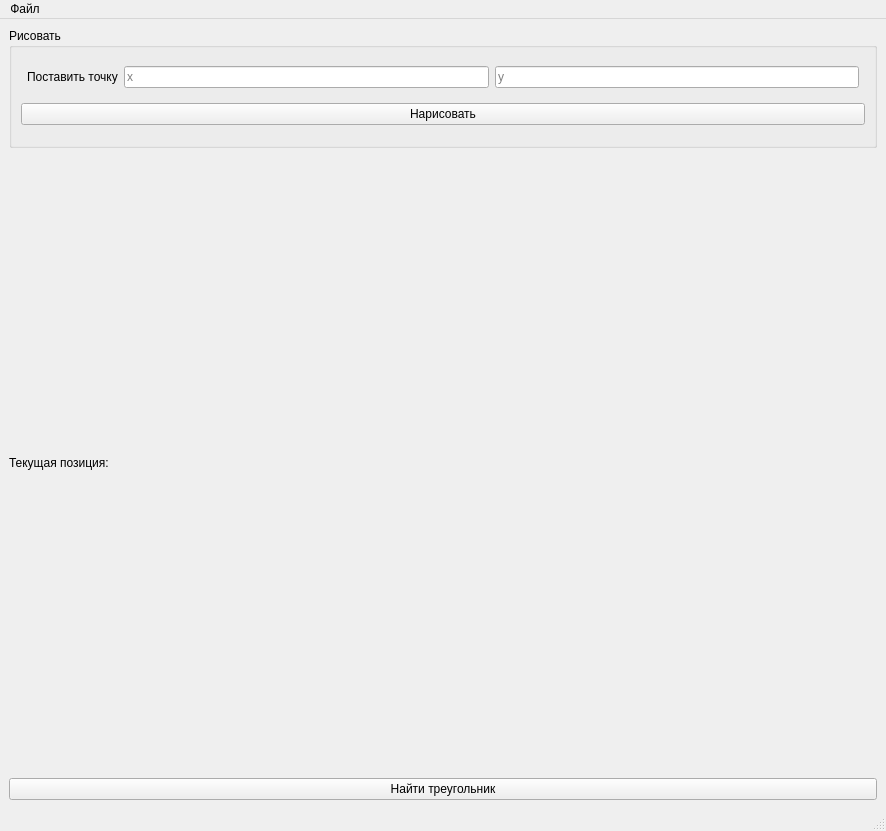
First picture: the form in lab1/main.ui, repository YusahO/CG, before the edit.
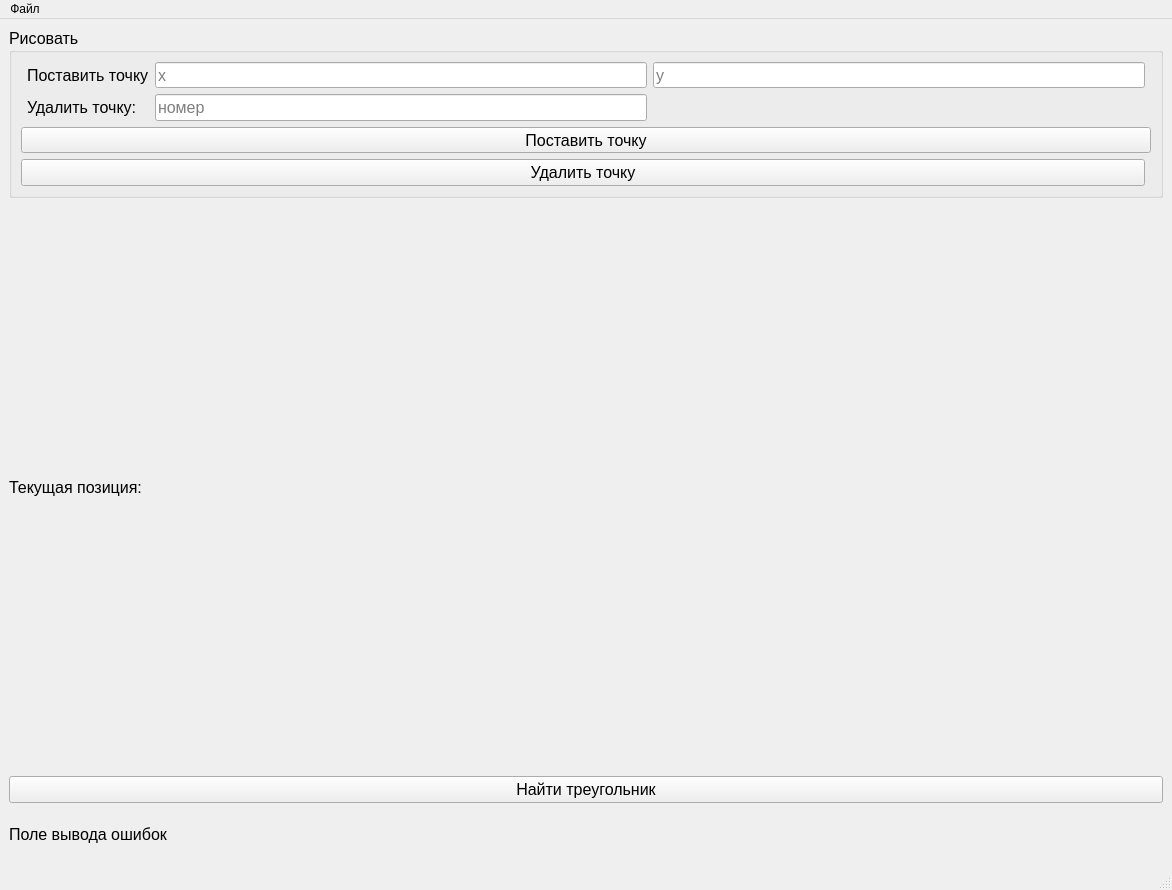
Second picture: the form after the edit.

What changed in the file:
```diff
--- a/lab1/main.ui
+++ b/lab1/main.ui
@@ -6,8 +6,8 @@
    <rect>
     <x>0</x>
     <y>0</y>
-    <width>886</width>
-    <height>831</height>
+    <width>1172</width>
+    <height>890</height>
    </rect>
   </property>
   <property name="windowTitle">
@@ -22,13 +22,64 @@
         <property name="maximumSize">
          <size>
           <width>16777215</width>
-          <height>120</height>
+          <height>170</height>
          </size>
         </property>
+        <property name="font">
+         <font>
+          <pointsize>12</pointsize>
+         </font>
+        </property>
         <property name="title">
          <string>Рисовать</string>
         </property>
         <layout class="QGridLayout" name="gridLayout_3">
+         <item row="5" column="0" colspan="5">
+          <widget class="QPushButton" name="drawButton">
+           <property name="font">
+            <font>
+             <pointsize>12</pointsize>
+            </font>
+           </property>
+           <property name="text">
+            <string>Поставить точку</string>
+           </property>
+          </widget>
+         </item>
+         <item row="2" column="2">
+          <widget class="QLineEdit" name="deleteLE">
+           <property name="font">
+            <font>
+             <pointsize>12</pointsize>
+            </font>
+           </property>
+           <property name="text">
+            <string/>
+           </property>
+           <property name="placeholderText">
+            <string>номер</string>
+           </property>
+          </widget>
+         </item>
+         <item row="1" column="3">
+          <widget class="QLineEdit" name="pyLE">
+           <property name="font">
+            <font>
+             <pointsize>12</pointsize>
+            </font>
+           </property>
+           <property name="placeholderText">
+            <string>y</string>
+           </property>
+          </widget>
+         </item>
+         <item row="2" column="1">
+          <widget class="QLabel" name="label">
+           <property name="text">
+            <string>Удалить точку:</string>
+           </property>
+          </widget>
+         </item>
          <item row="1" column="1">
           <widget class="QLabel" name="pointLabel">
            <property name="text">
@@ -36,24 +87,27 @@
            </property>
           </widget>
          </item>
-         <item row="2" column="0" colspan="5">
-          <widget class="QPushButton" name="drawButton">
-           <property name="text">
-            <string>Нарисовать</string>
-           </property>
-          </widget>
-         </item>
          <item row="1" column="2">
           <widget class="QLineEdit" name="pxLE">
+           <property name="font">
+            <font>
+             <pointsize>12</pointsize>
+            </font>
+           </property>
            <property name="placeholderText">
             <string>x</string>
            </property>
           </widget>
          </item>
-         <item row="1" column="3">
-          <widget class="QLineEdit" name="pyLE">
-           <property name="placeholderText">
-            <string>y</string>
+         <item row="6" column="0" colspan="4">
+          <widget class="QPushButton" name="deleteButton">
+           <property name="font">
+            <font>
+             <pointsize>12</pointsize>
+            </font>
+           </property>
+           <property name="text">
+            <string>Удалить точку</string>
            </property>
           </widget>
          </item>
@@ -62,32 +116,6 @@
       </item>
       <item>
        <layout class="QGridLayout" name="statLayout" columnstretch="0,0,0,0,0">
-        <item row="3" column="4" rowspan="3">
-         <widget class="QLabel" name="minDiffLabel">
-          <property name="maximumSize">
-           <size>
-            <width>16777215</width>
-            <height>20</height>
-           </size>
-          </property>
-          <property name="text">
-           <string/>
-          </property>
-         </widget>
-        </item>
-        <item row="3" column="2" rowspan="3">
-         <widget class="QLabel" name="posLabel">
-          <property name="maximumSize">
-           <size>
-            <width>16777215</width>
-            <height>20</height>
-           </size>
-          </property>
-          <property name="text">
-           <string>Текущая позиция:</string>
-          </property>
-         </widget>
-        </item>
         <item row="5" column="3">
          <widget class="QLabel" name="minAreaLabel">
           <property name="sizePolicy">
@@ -102,6 +130,11 @@
             <height>20</height>
            </size>
           </property>
+          <property name="font">
+           <font>
+            <pointsize>12</pointsize>
+           </font>
+          </property>
           <property name="text">
            <string/>
           </property>
@@ -121,6 +154,47 @@
             <height>20</height>
            </size>
           </property>
+          <property name="font">
+           <font>
+            <pointsize>12</pointsize>
+           </font>
+          </property>
+          <property name="text">
+           <string/>
+          </property>
+         </widget>
+        </item>
+        <item row="3" column="2" rowspan="3">
+         <widget class="QLabel" name="posLabel">
+          <property name="maximumSize">
+           <size>
+            <width>16777215</width>
+            <height>20</height>
+           </size>
+          </property>
+          <property name="font">
+           <font>
+            <pointsize>12</pointsize>
+           </font>
+          </property>
+          <property name="text">
+           <string>Текущая позиция:</string>
+          </property>
+         </widget>
+        </item>
+        <item row="3" column="4" rowspan="3">
+         <widget class="QLabel" name="minDiffLabel">
+          <property name="maximumSize">
+           <size>
+            <width>16777215</width>
+            <height>20</height>
+           </size>
+          </property>
+          <property name="font">
+           <font>
+            <pointsize>12</pointsize>
+           </font>
+          </property>
           <property name="text">
            <string/>
           </property>
@@ -130,6 +204,11 @@
       </item>
       <item>
        <widget class="QPushButton" name="findTriangleButton">
+        <property name="font">
+         <font>
+          <pointsize>12</pointsize>
+         </font>
+        </property>
         <property name="text">
          <string>Найти треугольник</string>
         </property>
@@ -137,6 +216,24 @@
       </item>
      </layout>
     </item>
+    <item row="1" column="0">
+     <widget class="QLabel" name="errorLabel">
+      <property name="maximumSize">
+       <size>
+        <width>16777215</width>
+        <height>50</height>
+       </size>
+      </property>
+      <property name="font">
+       <font>
+        <pointsize>12</pointsize>
+       </font>
+      </property>
+      <property name="text">
+       <string>Поле вывода ошибок</string>
+      </property>
+     </widget>
+    </item>
    </layout>
   </widget>
   <widget class="QMenuBar" name="menubar">
@@ -144,7 +241,7 @@
     <rect>
      <x>0</x>
      <y>0</y>
-     <width>886</width>
+     <width>1172</width>
      <height>30</height>
     </rect>
    </property>
@@ -155,6 +252,7 @@
     <addaction name="clearCanvasAction"/>
     <addaction name="separator"/>
     <addaction name="undoAction"/>
+    <addaction name="showAction"/>
    </widget>
    <addaction name="menu"/>
   </widget>
@@ -179,6 +277,11 @@
     <string>Отменить действие</string>
    </property>
   </action>
+  <action name="showAction">
+   <property name="text">
+    <string>Условие</string>
+   </property>
+  </action>
  </widget>
  <resources/>
  <connections/>
```
